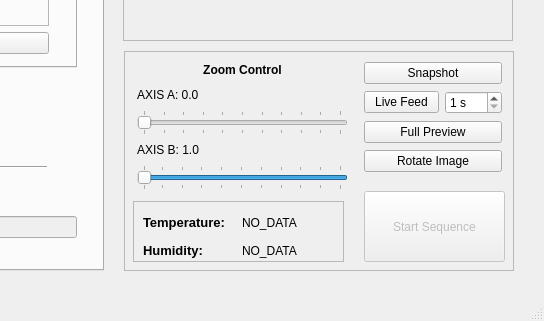
Above: _ui/FlashLapse_CP.ui from CoCl-Jerry/Flashlapse_Dev before the change; both pictures show x 736 to 1280 and y 369 to 690 of the 1280 by 690 pixel window. Below: the same form after it.
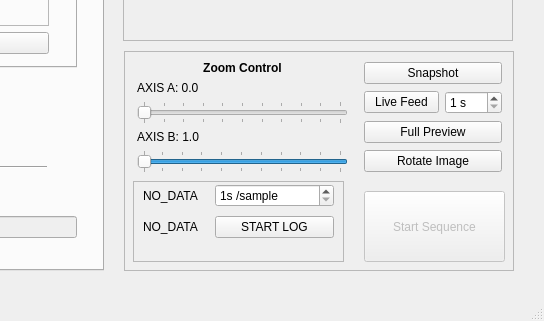
That is the form after the change. Icons and pictures are not drawn.

```diff
--- a/_ui/FlashLapse_CP.ui
+++ b/_ui/FlashLapse_CP.ui
@@ -1966,7 +1966,7 @@
        <x>13</x>
        <y>10</y>
        <width>211</width>
-       <height>129</height>
+       <height>111</height>
       </rect>
      </property>
      <layout class="QVBoxLayout" name="verticalLayout_12">
@@ -2051,9 +2051,9 @@
      <property name="geometry">
       <rect>
        <x>9</x>
-       <y>150</y>
+       <y>130</y>
        <width>211</width>
-       <height>61</height>
+       <height>81</height>
       </rect>
      </property>
      <property name="frameShape">
@@ -2066,40 +2066,49 @@
       <property name="geometry">
        <rect>
         <x>10</x>
-        <y>10</y>
+        <y>0</y>
         <width>191</width>
-        <height>51</height>
+        <height>61</height>
        </rect>
       </property>
       <layout class="QGridLayout" name="gridLayout_7">
-       <item row="0" column="1">
-        <widget class="QLabel" name="temperatureData_label">
-         <property name="text">
-          <string>NO_DATA</string>
-         </property>
-        </widget>
-       </item>
        <item row="0" column="0">
-        <widget class="QLabel" name="temperature_label">
+        <widget class="QLabel" name="temperatureData_label">
          <property name="text">
-          <string>&lt;html&gt;&lt;head/&gt;&lt;body&gt;&lt;p&gt;&lt;span style=&quot; font-size:10pt; font-weight:600;&quot;&gt;Temperature:&lt;/span&gt;&lt;/p&gt;&lt;/body&gt;&lt;/html&gt;</string>
+          <string>NO_DATA</string>
          </property>
         </widget>
        </item>
        <item row="1" column="0">
-        <widget class="QLabel" name="humidity_label">
-         <property name="text">
-          <string>&lt;html&gt;&lt;head/&gt;&lt;body&gt;&lt;p&gt;&lt;span style=&quot; font-size:10pt; font-weight:600;&quot;&gt;Humidity:&lt;/span&gt;&lt;/p&gt;&lt;/body&gt;&lt;/html&gt;</string>
-         </property>
-        </widget>
-       </item>
-       <item row="1" column="1">
         <widget class="QLabel" name="humidityData_label">
          <property name="text">
           <string>NO_DATA</string>
          </property>
         </widget>
        </item>
+       <item row="0" column="1">
+        <widget class="QSpinBox" name="sample_spinBox">
+         <property name="suffix">
+          <string>s /sample</string>
+         </property>
+         <property name="prefix">
+          <string/>
+         </property>
+         <property name="minimum">
+          <number>1</number>
+         </property>
+         <property name="maximum">
+          <number>120000</number>
+         </property>
+        </widget>
+       </item>
+       <item row="1" column="1">
+        <widget class="QPushButton" name="log_pushButton">
+         <property name="text">
+          <string>START LOG</string>
+         </property>
+        </widget>
+       </item>
       </layout>
      </widget>
     </widget>
```
